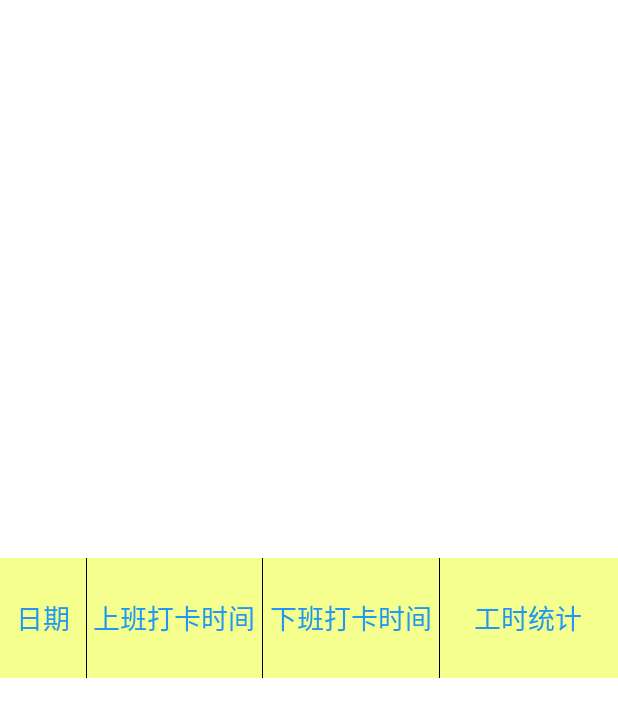
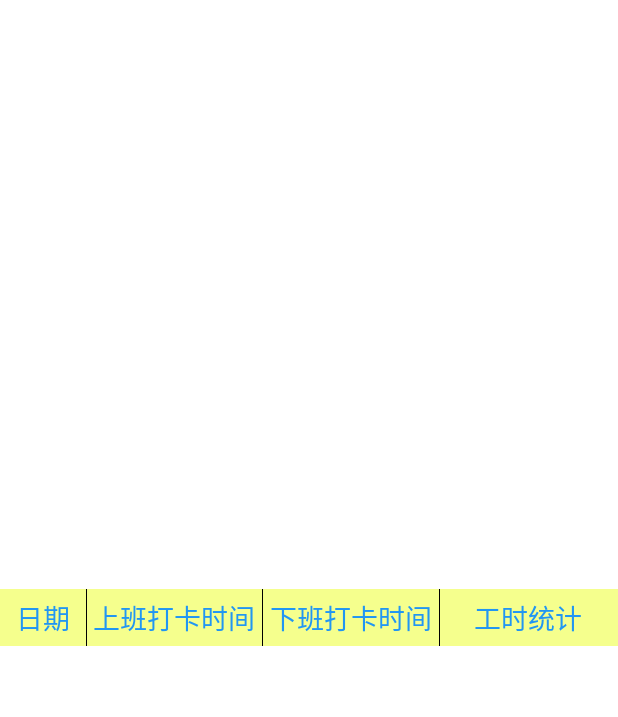
Before and after one commit to ChenBabys/DingdingTimeStatistics, an Android app: the layout item_main_list_head_view.xml on its own in the app's theme, with its tools: preview values and no code run, on a phone screen of 412 x 824 dp. Shown: the top 717 px of the screen. Run offline under Robolectric (Android 15) with nearby library versions, the light colour scheme and no system bars.

Commit message:
UI修整

```diff
--- a/app/src/main/java/com/chenbabys/dingdingtimestatistics/DateEntity.kt
+++ b/app/src/main/java/com/chenbabys/dingdingtimestatistics/ui/main/DateEntity.kt
@@ -1,4 +1,4 @@
-package com.chenbabys.dingdingtimestatistics
+package com.chenbabys.dingdingtimestatistics.ui.main
 
 import java.text.SimpleDateFormat
 import java.util.*
--- a/app/src/main/java/com/chenbabys/dingdingtimestatistics/MainListAdapter.kt
+++ b/app/src/main/java/com/chenbabys/dingdingtimestatistics/ui/main/MainListAdapter.kt
@@ -1,9 +1,10 @@
-package com.chenbabys.dingdingtimestatistics
+package com.chenbabys.dingdingtimestatistics.ui.main
 
 import android.annotation.SuppressLint
 import android.widget.TextView
 import com.chad.library.adapter.base.BaseQuickAdapter
 import com.chad.library.adapter.base.viewholder.BaseViewHolder
+import com.chenbabys.dingdingtimestatistics.R
 
 class MainListAdapter: BaseQuickAdapter<DateEntity,BaseViewHolder>(R.layout.item_main_list_view) {
 
--- a/app/src/main/res/layout/item_main_list_head_view.xml
+++ b/app/src/main/res/layout/item_main_list_head_view.xml
@@ -8,12 +8,14 @@
     android:background="@color/yellow"
     android:layout_gravity="center"
     android:gravity="center"
-    android:layout_height="80dp">
+    android:layout_height="wrap_content">
     <TextView
         android:layout_width="0dp"
         android:layout_weight="1"
         android:text="日期"
-        android:textSize="18dp"
+        android:paddingTop="5dp"
+        android:paddingBottom="5dp"
+        android:textSize="18sp"
         android:textColor="@color/purple_500"
         android:gravity="center_horizontal"
         android:layout_height="wrap_content"/>
@@ -22,7 +24,7 @@
         android:layout_width="0dp"
         android:layout_weight="2"
         android:text="上班打卡时间"
-        android:textSize="18dp"
+        android:textSize="18sp"
         android:textColor="@color/purple_500"
         android:gravity="center_horizontal"
         android:layout_height="wrap_content"/>
@@ -31,7 +33,7 @@
         android:layout_width="0dp"
         android:layout_weight="2"
         android:text="下班打卡时间"
-        android:textSize="18dp"
+        android:textSize="18sp"
         android:textColor="@color/purple_500"
         android:gravity="center_horizontal"
         android:layout_height="wrap_content"/>
@@ -41,7 +43,7 @@
         android:layout_width="0dp"
         android:layout_weight="2"
         android:text="工时统计"
-        android:textSize="18dp"
+        android:textSize="18sp"
         android:textColor="@color/purple_500"
         android:gravity="center_horizontal"
         android:layout_height="wrap_content"/>
--- a/app/src/main/res/layout/item_main_list_view.xml
+++ b/app/src/main/res/layout/item_main_list_view.xml
@@ -50,7 +50,7 @@
         android:id="@+id/tv_count"
         android:layout_width="0dp"
         android:layout_weight="2"
-        android:hint="自动生成"
+        android:hint="autoCount"
         android:textSize="15sp"
         android:textColor="@color/red"
         android:gravity="center_horizontal"
```
Also changed, not shown: app/src/main/java/com/chenbabys/dingdingtimestatistics/MainActivity.kt (+7 -3 lines), app/src/main/java/com/chenbabys/dingdingtimestatistics/util/CalenderUtil.kt (renamed from app/src/main/java/com/chenbabys/dingdingtimestatistics/CalenderUtil.kt, +13 -4 lines), app/src/main/res/layout/activity_main.xml (+26 -1 lines).
